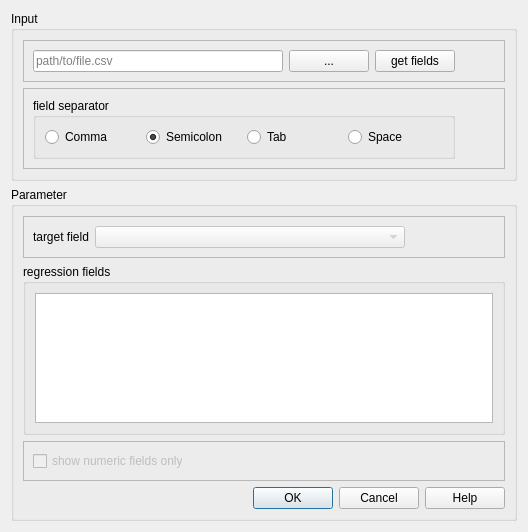
This is RegressionQgisPlugin/regressionanalysis/RegressionAnalysis_dialog_base.ui in thorstenkelm/qgis_immo as Qt 5 draws it before an edit. The edited form follows.
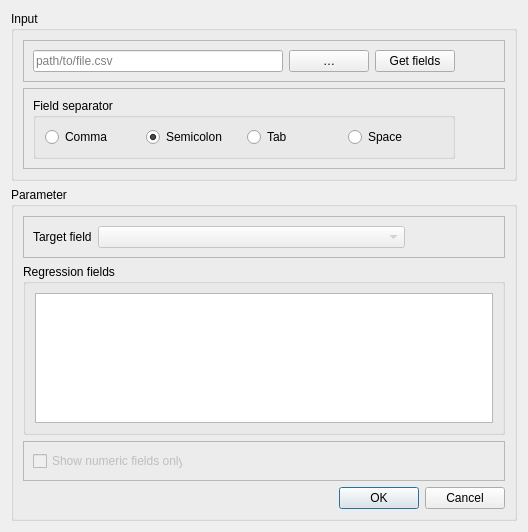
This is the edited form.

Commit message: Updated GUI to meet the requirements of https://docs.qgis.org/testing/en/docs/developers_guide/hig.html

Patch:
```diff
--- a/RegressionQgisPlugin/regressionanalysis/RegressionAnalysis_dialog_base.ui
+++ b/RegressionQgisPlugin/regressionanalysis/RegressionAnalysis_dialog_base.ui
@@ -68,14 +68,14 @@
               <number>-1</number>
              </property>
              <property name="text">
-              <string>...</string>
+                 <string>…</string>
              </property>
             </widget>
            </item>
            <item>
             <widget class="QPushButton" name="get_fields_button">
              <property name="text">
-              <string>get fields</string>
+                 <string>Get fields</string>
              </property>
             </widget>
            </item>
@@ -110,7 +110,7 @@
            <item>
             <widget class="QGroupBox" name="groupBox">
              <property name="title">
-              <string>field separator</string>
+                 <string>Field separator</string>
              </property>
              <layout class="QHBoxLayout" name="horizontalLayout_2">
               <item>
@@ -199,7 +199,7 @@
               <number>-1</number>
              </property>
              <property name="text">
-              <string>target field</string>
+                 <string>Target field</string>
              </property>
             </widget>
            </item>
@@ -262,7 +262,7 @@
         <item>
             <widget class="QGroupBox" name="group_box_2">
                 <property name="title">
-                    <string>regression fields</string>
+                    <string>Regression fields</string>
           </property>
           <layout class="QVBoxLayout" name="verticalLayout_4">
            <item>
@@ -302,7 +302,7 @@
               </size>
              </property>
              <property name="text">
-              <string>show numeric fields only</string>
+                 <string>Show numeric fields only</string>
              </property>
              <property name="checkable">
               <bool>true</bool>
@@ -337,7 +337,7 @@
         <item>
          <widget class="QDialogButtonBox" name="button_box">
           <property name="standardButtons">
-           <set>QDialogButtonBox::Cancel|QDialogButtonBox::Help|QDialogButtonBox::Ok</set>
+              <set>QDialogButtonBox::Cancel|QDialogButtonBox::Ok</set>
           </property>
           <property name="centerButtons">
            <bool>false</bool>
```
Left out of the diff: 44 changed lines with no effect on the pictures.
